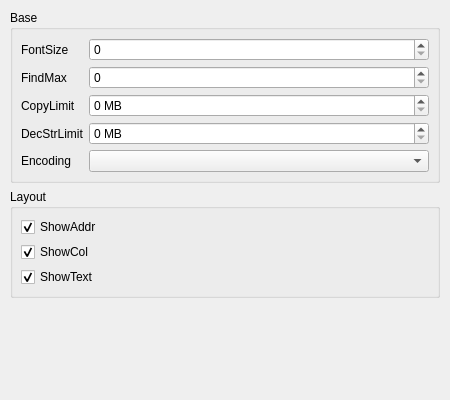
Wing-summer/WingHexExplorer2, file src/settings/editorsettingdialog.ui: the form before one commit.
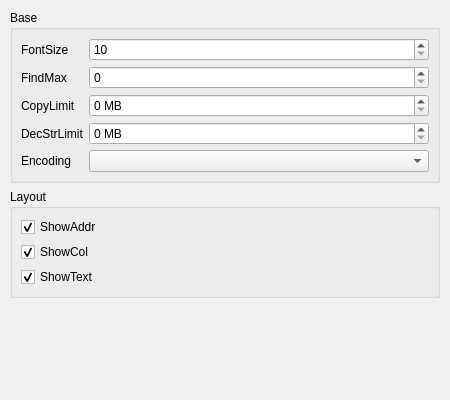
The form after the commit.

```diff
--- a/src/settings/editorsettingdialog.ui
+++ b/src/settings/editorsettingdialog.ui
@@ -70,7 +70,14 @@
        </widget>
       </item>
       <item row="0" column="1">
-       <widget class="QSpinBox" name="sbFontSize"/>
+       <widget class="QSpinBox" name="sbFontSize">
+        <property name="minimum">
+         <number>10</number>
+        </property>
+        <property name="maximum">
+         <number>50</number>
+        </property>
+       </widget>
       </item>
       <item row="1" column="0">
        <widget class="QLabel" name="label_2">
```
Left out of the diff: 12 changed lines with no effect on the pictures.
